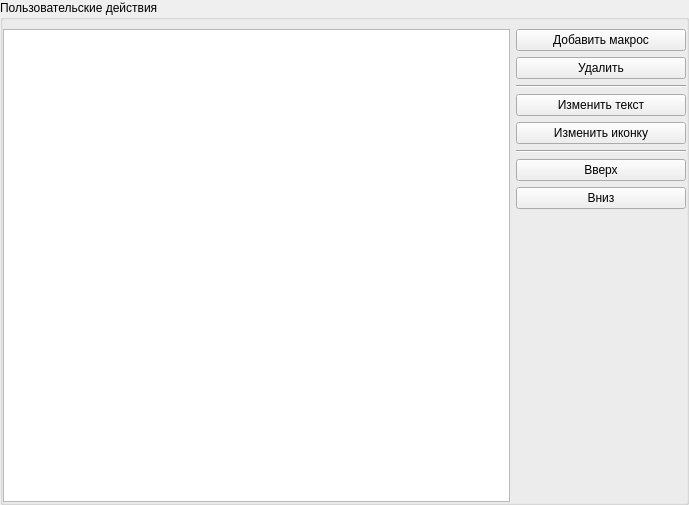
Before: the Qt Designer form FmtLib/options/usercommandsgroup.ui in Smitt64/WorkFMT, drawn with Qt 5.
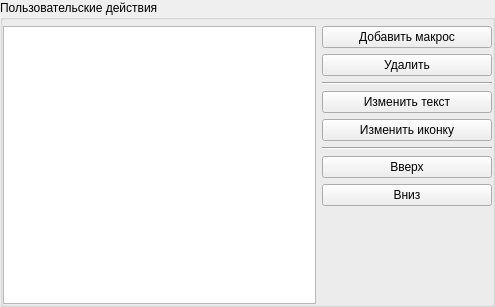
After: the same form once the commit is applied.

```diff
--- a/FmtLib/options/usercommandsgroup.ui
+++ b/FmtLib/options/usercommandsgroup.ui
@@ -6,8 +6,8 @@
    <rect>
     <x>0</x>
     <y>0</y>
-    <width>689</width>
-    <height>505</height>
+    <width>495</width>
+    <height>307</height>
    </rect>
   </property>
   <property name="minimumSize">
@@ -25,12 +25,12 @@
   <property name="flat">
    <bool>true</bool>
   </property>
-  <layout class="QHBoxLayout" name="horizontalLayout">
+  <layout class="QVBoxLayout" name="verticalLayout_2">
    <property name="leftMargin">
     <number>0</number>
    </property>
    <property name="topMargin">
-    <number>9</number>
+    <number>6</number>
    </property>
    <property name="rightMargin">
     <number>0</number>
@@ -39,6 +39,8 @@
     <number>0</number>
    </property>
    <item>
+    <layout class="QHBoxLayout" name="horizontalLayout" stretch="1,0">
+     <item>
     <widget class="QListView" name="listView"/>
    </item>
    <item>
@@ -51,6 +53,12 @@
          <height>0</height>
         </size>
        </property>
+         <property name="maximumSize">
+          <size>
+           <width>170</width>
+           <height>16777215</height>
+          </size>
+         </property>
        <property name="text">
         <string>Добавить макрос</string>
        </property>
@@ -58,6 +66,18 @@
      </item>
      <item>
       <widget class="QPushButton" name="buttonDelAction">
+         <property name="minimumSize">
+          <size>
+           <width>170</width>
+           <height>0</height>
+          </size>
+         </property>
+         <property name="maximumSize">
+          <size>
+           <width>170</width>
+           <height>16777215</height>
+          </size>
+         </property>
        <property name="text">
         <string>Удалить</string>
        </property>
@@ -65,6 +85,18 @@
      </item>
      <item>
       <widget class="Line" name="line">
+         <property name="minimumSize">
+          <size>
+           <width>170</width>
+           <height>0</height>
+          </size>
+         </property>
+         <property name="maximumSize">
+          <size>
+           <width>170</width>
+           <height>16777215</height>
+          </size>
+         </property>
        <property name="orientation">
         <enum>Qt::Orientation::Horizontal</enum>
        </property>
@@ -72,6 +104,18 @@
      </item>
      <item>
       <widget class="QPushButton" name="buttonName">
+         <property name="minimumSize">
+          <size>
+           <width>170</width>
+           <height>0</height>
+          </size>
+         </property>
+         <property name="maximumSize">
+          <size>
+           <width>170</width>
+           <height>16777215</height>
+          </size>
+         </property>
        <property name="text">
         <string>Изменить текст</string>
        </property>
@@ -79,6 +123,18 @@
      </item>
      <item>
       <widget class="QPushButton" name="buttonIcon">
+         <property name="minimumSize">
+          <size>
+           <width>170</width>
+           <height>0</height>
+          </size>
+         </property>
+         <property name="maximumSize">
+          <size>
+           <width>170</width>
+           <height>16777215</height>
+          </size>
+         </property>
        <property name="text">
         <string>Изменить иконку</string>
        </property>
@@ -86,6 +142,18 @@
      </item>
      <item>
       <widget class="Line" name="line_2">
+         <property name="minimumSize">
+          <size>
+           <width>170</width>
+           <height>0</height>
+          </size>
+         </property>
+         <property name="maximumSize">
+          <size>
+           <width>170</width>
+           <height>16777215</height>
+          </size>
+         </property>
        <property name="orientation">
         <enum>Qt::Orientation::Horizontal</enum>
        </property>
@@ -93,6 +161,18 @@
      </item>
      <item>
       <widget class="QPushButton" name="buttonUp">
+         <property name="minimumSize">
+          <size>
+           <width>170</width>
+           <height>0</height>
+          </size>
+         </property>
+         <property name="maximumSize">
+          <size>
+           <width>170</width>
+           <height>16777215</height>
+          </size>
+         </property>
        <property name="text">
         <string>Вверх</string>
        </property>
@@ -100,6 +180,18 @@
      </item>
      <item>
       <widget class="QPushButton" name="buttonDown">
+         <property name="minimumSize">
+          <size>
+           <width>170</width>
+           <height>0</height>
+          </size>
+         </property>
+         <property name="maximumSize">
+          <size>
+           <width>170</width>
+           <height>16777215</height>
+          </size>
+         </property>
        <property name="text">
         <string>Вниз</string>
        </property>
@@ -117,6 +209,8 @@
         </size>
        </property>
       </spacer>
+       </item>
+      </layout>
      </item>
     </layout>
    </item>
```
Lines whose indentation alone changed are shown as unchanged.
